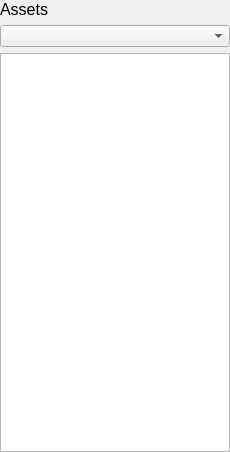
Qt form MainApplication/AssetListView/assetList_GUI.ui (tkideneb1999/GameAssetPipelineProgram) before a commit.
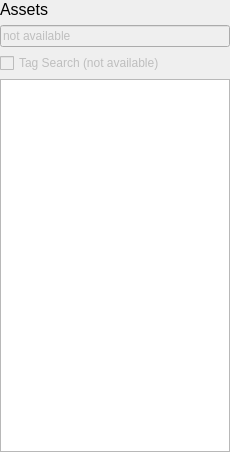
The same form after that commit.

Commit message: converted Asset List view to Tree View

The edit to the form file:
```diff
--- a/MainApplication/AssetListView/assetList_GUI.ui
+++ b/MainApplication/AssetListView/assetList_GUI.ui
@@ -57,10 +57,67 @@
     </widget>
    </item>
    <item>
-    <widget class="QComboBox" name="levels_combobox"/>
+    <widget class="QLineEdit" name="search_bar">
+     <property name="enabled">
+      <bool>false</bool>
+     </property>
+     <property name="text">
+      <string>not available</string>
+     </property>
+    </widget>
    </item>
    <item>
-    <widget class="QListWidget" name="asset_list"/>
+    <layout class="QHBoxLayout" name="horizontalLayout">
+     <property name="bottomMargin">
+      <number>0</number>
+     </property>
+     <item>
+      <widget class="QCheckBox" name="checkBox">
+       <property name="enabled">
+        <bool>false</bool>
+       </property>
+       <property name="text">
+        <string>Tag Search (not available)</string>
+       </property>
+      </widget>
+     </item>
+    </layout>
+   </item>
+   <item>
+    <widget class="QTreeWidget" name="asset_tree">
+     <property name="alternatingRowColors">
+      <bool>false</bool>
+     </property>
+     <property name="indentation">
+      <number>20</number>
+     </property>
+     <property name="rootIsDecorated">
+      <bool>true</bool>
+     </property>
+     <property name="uniformRowHeights">
+      <bool>false</bool>
+     </property>
+     <property name="animated">
+      <bool>false</bool>
+     </property>
+     <attribute name="headerVisible">
+      <bool>false</bool>
+     </attribute>
+     <attribute name="headerCascadingSectionResizes">
+      <bool>false</bool>
+     </attribute>
+     <attribute name="headerShowSortIndicator" stdset="0">
+      <bool>false</bool>
+     </attribute>
+     <attribute name="headerStretchLastSection">
+      <bool>true</bool>
+     </attribute>
+     <column>
+      <property name="text">
+       <string>1</string>
+      </property>
+     </column>
+    </widget>
    </item>
   </layout>
  </widget>
```
The commit also changes 3 other files.
